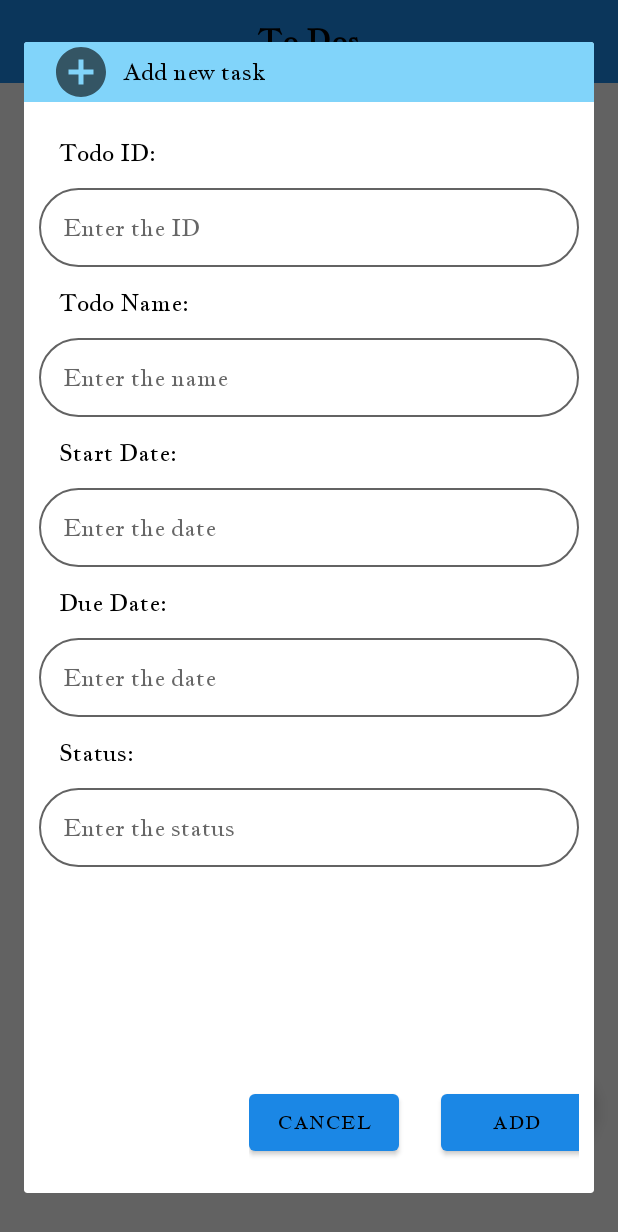
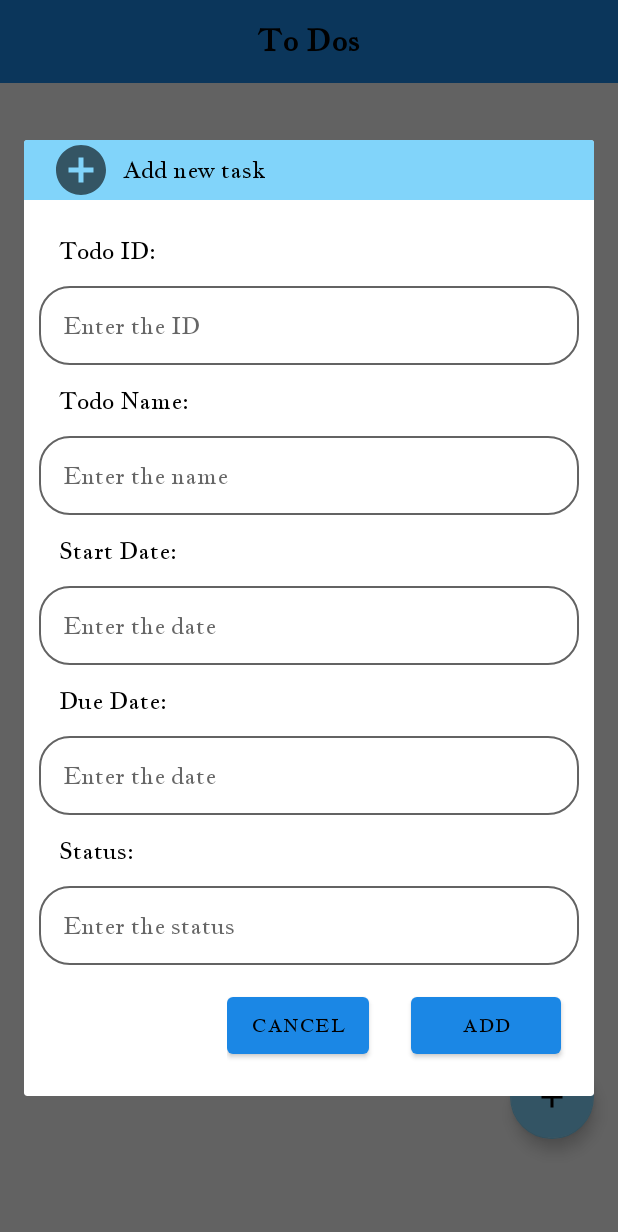
Before and after one commit to OsamaKhlaif/Project, an Android app: the TodoListFragment screen opened directly, with no data from a screen before it, after a tap on an icon or button, on a phone screen of 412 x 824 dp. Shown: the top 1232 px of the screen. Run offline under Robolectric (Android 15) with nearby library versions, the phone set to English and light mode, and no system bars; our stand-ins replace Firebase (no records; nobody signed in at launch, a user with empty details on screens opened directly); 2 statements that could not run were skipped.

Commit message:
solve the problem in the button add, and do the design of dialog.

```diff
--- a/app/src/main/java/com/example/projects/Constants.java
+++ b/app/src/main/java/com/example/projects/Constants.java
@@ -19,5 +19,7 @@ public class Constants {
     public static final String STATUS = "status";
     public static final String TODO_REFERENCE = "todo";
     public static final String PROJECT_REFERENCE = "projects";
+    public static final String TODOS_ATTRIBUTES = "todosAttributes";
+    public static final String BOOLEAN = "boolean";
 
 }
--- a/app/src/main/java/com/example/projects/TodoListFragment.java
+++ b/app/src/main/java/com/example/projects/TodoListFragment.java
@@ -4,7 +4,6 @@ import android.app.Activity;
 import android.app.Dialog;
 import android.app.ProgressDialog;
 import android.content.Context;
-import android.content.DialogInterface;
 import android.content.Intent;
 import android.os.Bundle;
 import android.util.Log;
@@ -12,29 +11,25 @@ import android.view.LayoutInflater;
 import android.view.View;
 import android.view.ViewGroup;
 import android.view.Window;
+import android.view.WindowManager;
 import android.widget.Button;
 import android.widget.EditText;
-import android.widget.LinearLayout;
 import android.widget.TextView;
 import android.widget.Toast;
 
 import androidx.annotation.NonNull;
 import androidx.annotation.Nullable;
-import androidx.appcompat.app.AlertDialog;
 import androidx.core.app.ActivityOptionsCompat;
 import androidx.fragment.app.Fragment;
+import androidx.fragment.app.FragmentManager;
 import androidx.fragment.app.FragmentTransaction;
 import androidx.recyclerview.widget.LinearLayoutManager;
 import androidx.recyclerview.widget.RecyclerView;
 
 import com.example.projects.APIProjects.Project;
 import com.example.projects.APIProjects.Todo;
-import com.example.projects.InfoRecyclerView.InfoAdapter;
 import com.example.projects.TodosRecyclerView.TodoAdapter;
-import com.google.android.gms.tasks.OnFailureListener;
-import com.google.android.gms.tasks.OnSuccessListener;
 import com.google.android.material.floatingactionbutton.FloatingActionButton;
-import com.google.firebase.firestore.DocumentReference;
 import com.google.firebase.firestore.FirebaseFirestore;
 import com.google.firebase.firestore.QueryDocumentSnapshot;
 
@@ -58,7 +53,6 @@ public class TodoListFragment extends Fragment {
     private Todo todo;
     private String idParentTodo;
     private FloatingActionButton addTodoFabButton;
-    private Context context;
     private AddTaskDialog addTaskDialog;
     private String id;
 
@@ -69,7 +63,6 @@ public class TodoListFragment extends Fragment {
 
         View view = inflater.inflate(R.layout.todo_list_fragment, container, false);
 
-        context = view.getContext();
 
         loadingProgressDialog = new ProgressDialog(getContext());
         loadingProgressDialog.setTitle(R.string.Loading);
@@ -176,24 +169,26 @@ public class TodoListFragment extends Fragment {
 
     private void showDialog(Context context) {
         addTaskDialog = new AddTaskDialog(getActivity());
+        addTaskDialog.getWindow().setSoftInputMode(WindowManager.LayoutParams.SOFT_INPUT_STATE_VISIBLE);
+        addTaskDialog.setCancelable(false);
         addTaskDialog.show();
     }
 
-    public void addNewTodo(){
+    public void addNewTodo() {
         //Create a new user with a first and last name
         Map<String, Object> user = new HashMap<>();
         user.put(Constants.ID, addTaskDialog.idTodoEditText.getText().toString());
         user.put(Constants.NAME, addTaskDialog.nameTodoEditText.getText().toString());
         user.put(Constants.PARENT_TODO, idParentTodo);
         user.put(Constants.PROJECT_ID, project.getId());
-        user.put(Constants.START_DATE,addTaskDialog.startDateEditText.getText().toString());
-        user.put(Constants.DUE_DATE,addTaskDialog.dueDateEditText.getText().toString());
-        user.put(Constants.STATUS,addTaskDialog.statusEditText.getText().toString());
+        user.put(Constants.START_DATE, addTaskDialog.startDateEditText.getText().toString());
+        user.put(Constants.DUE_DATE, addTaskDialog.dueDateEditText.getText().toString());
+        user.put(Constants.STATUS, addTaskDialog.statusEditText.getText().toString());
 
         //Add a new document with a generated ID
         db.collection("todo")
                 .add(user)
-                .addOnSuccessListener(documentReference -> Toast.makeText(context, "Add Successful", Toast.LENGTH_SHORT).show())
+                .addOnSuccessListener(documentReference -> Toast.makeText(getContext(), "Add Successful", Toast.LENGTH_SHORT).show())
                 .addOnFailureListener(e -> Log.w(TAG, e.getMessage()));
 
         if (positionCome.equals(Constants.TODOS_ACTIVITY)) {
@@ -210,26 +205,36 @@ public class TodoListFragment extends Fragment {
                                 todoList.add(todo);
                                 todosData = new TodosData(todoList);
                             }
+                            todoList = todosData.refresh(idParentTodo);
                             todosAttributes = new TodosAttributes(project, todoList, todosData, id);
                             setAdapter(todosData.refresh(idParentTodo));
+
+                            Bundle bundle = new Bundle();
+                            bundle.putBoolean(Constants.BOOLEAN, true);
+                            bundle.putSerializable(Constants.TODOS_ATTRIBUTES, todosAttributes);
+                            Fragment fragment = new InfoFragment();
+                            fragment.setArguments(bundle);
+                            FragmentManager fragmentManager = getActivity().getSupportFragmentManager();
+                            FragmentTransaction fragmentTransaction = fragmentManager.beginTransaction();
+                            fragmentTransaction.replace(R.id.info_fragment, fragment);
+                            fragmentTransaction.addToBackStack(null);
+                            fragmentTransaction.commit();
+
                         } else {
                             Log.w(TAG, Constants.ERROR, task.getException());
                         }
                     });
-
         }
 
     }
 
-
     //AddTaskDialog class
     public class AddTaskDialog extends Dialog implements View.OnClickListener {
 
+        public EditText idTodoEditText, nameTodoEditText, startDateEditText, dueDateEditText, statusEditText;
+        public Button add, cancel;
         private Activity activity;
-        public EditText idTodoEditText, nameTodoEditText, startDateEditText, dueDateEditText, statusEditText;
         private TextView idTodoTextView, nameTodoTextView, startDateTextView, dueDateTextView, statusTextView;
-        public Button add,cancel;
-        TodoListFragment fragment;
 
 
         public AddTaskDialog(@NonNull Activity activity) {
@@ -243,7 +248,6 @@ public class TodoListFragment extends Fragment {
             requestWindowFeature(Window.FEATURE_NO_TITLE);
             setContentView(R.layout.activity_add_task_dialog);
 
-            fragment = new TodoListFragment();
             idTodoTextView = findViewById(R.id.todo_id_text_view);
             idTodoEditText = findViewById(R.id.todo_id_edit_text);
             nameTodoTextView = findViewById(R.id.todo_name_text_view);
@@ -263,7 +267,7 @@ public class TodoListFragment extends Fragment {
 
         @Override
         public void onClick(View v) {
-            switch (v.getId()){
+            switch (v.getId()) {
                 case R.id.add_button:
                     addNewTodo();
                     dismiss();
@@ -280,6 +284,5 @@ public class TodoListFragment extends Fragment {
 
         }
 
-
     }
 }
--- a/app/src/main/java/com/example/projects/TodosData.java
+++ b/app/src/main/java/com/example/projects/TodosData.java
@@ -1,6 +1,4 @@
 package com.example.projects;
-
-import android.util.Log;
 
 import com.example.projects.APIProjects.Project;
 import com.example.projects.APIProjects.Todo;
@@ -41,7 +39,7 @@ public class TodosData implements Serializable {
         return todoList;
     }
 
-    public List<Todo> refresh(String id){
+    public List<Todo> refresh(String id) {
 
         todoList = new ArrayList<>();
         for (Todo todoChild : allTodos) {
--- a/app/src/main/res/layout/activity_add_task_dialog.xml
+++ b/app/src/main/res/layout/activity_add_task_dialog.xml
@@ -42,7 +42,7 @@
                 android:id="@+id/todo_id_edit_text"
                 android:layout_width="match_parent"
                 android:layout_height="wrap_content"
-                android:background="@drawable/text_view_projects_name"
+                android:background="@drawable/info_todos_backgrounds"
                 android:hint="@string/enter_the_id"
                 android:padding="16dp"
                 app:layout_constraintTop_toBottomOf="@+id/todo_name_text_view" />
@@ -62,7 +62,7 @@
                 android:id="@+id/todo_name_edit_text"
                 android:layout_width="match_parent"
                 android:layout_height="wrap_content"
-                android:background="@drawable/text_view_projects_name"
+                android:background="@drawable/info_todos_backgrounds"
                 android:hint="@string/enter_the_name"
                 android:padding="16dp"
                 app:layout_constraintStart_toStartOf="parent"
@@ -83,7 +83,7 @@
                 android:id="@+id/start_date_edit_text"
                 android:layout_width="match_parent"
                 android:layout_height="wrap_content"
-                android:background="@drawable/text_view_projects_name"
+                android:background="@drawable/info_todos_backgrounds"
                 android:hint="@string/enter_the_date"
                 android:padding="16dp"
                 app:layout_constraintTop_toBottomOf="@+id/start_date_text_view" />
@@ -103,7 +103,7 @@
                 android:id="@+id/due_date_edit_text"
                 android:layout_width="match_parent"
                 android:layout_height="wrap_content"
-                android:background="@drawable/text_view_projects_name"
+                android:background="@drawable/info_todos_backgrounds"
                 android:hint="@string/enter_the_date"
                 android:padding="16dp"
                 app:layout_constraintTop_toBottomOf="@+id/due_date_text_view" />
@@ -123,7 +123,7 @@
                 android:id="@+id/status_edit_text"
                 android:layout_width="match_parent"
                 android:layout_height="wrap_content"
-                android:background="@drawable/text_view_projects_name"
+                android:background="@drawable/info_todos_backgrounds"
                 android:hint="@string/enter_the_status"
                 android:padding="16dp"
                 app:layout_constraintTop_toBottomOf="@+id/status_text_view" />
@@ -131,13 +131,13 @@
             <LinearLayout
                 android:layout_width="match_parent"
                 android:layout_height="wrap_content"
-                android:layout_marginLeft="140dp"
-                android:layout_marginTop="145dp"
+                android:layout_marginLeft="125dp"
+                android:layout_marginTop="15dp"
                 android:orientation="horizontal">
 
                 <Button
                     android:id="@+id/cancel_button"
-                    android:layout_width="100dp"
+                    android:layout_width="wrap_content"
                     android:layout_height="50dp"
                     android:layout_marginEnd="28dp"
                     android:layout_marginRight="28dp"
--- a/app/src/main/res/layout/info_fragment.xml
+++ b/app/src/main/res/layout/info_fragment.xml
@@ -2,7 +2,8 @@
 <androidx.constraintlayout.widget.ConstraintLayout xmlns:android="http://schemas.android.com/apk/res/android"
     xmlns:app="http://schemas.android.com/apk/res-auto"
     android:layout_width="match_parent"
-    android:layout_height="match_parent">
+    android:layout_height="match_parent"
+    android:id="@+id/info_fragment">
 
     <androidx.recyclerview.widget.RecyclerView
         android:id="@+id/info_recycler_view"
--- a/app/src/main/res/layout/todo_list_fragment.xml
+++ b/app/src/main/res/layout/todo_list_fragment.xml
@@ -3,7 +3,8 @@
     xmlns:app="http://schemas.android.com/apk/res-auto"
     xmlns:tools="http://schemas.android.com/tools"
     android:layout_width="match_parent"
-    android:layout_height="match_parent">
+    android:layout_height="match_parent"
+    android:id="@+id/todo_list_fragment">
 
     <androidx.recyclerview.widget.RecyclerView
         android:id="@+id/todos_recycler_view"
```
Also changed, not shown: app/src/main/java/com/example/projects/InfoFragment.java (+8 -2 lines). Lines whose indentation alone changed are shown as unchanged.
